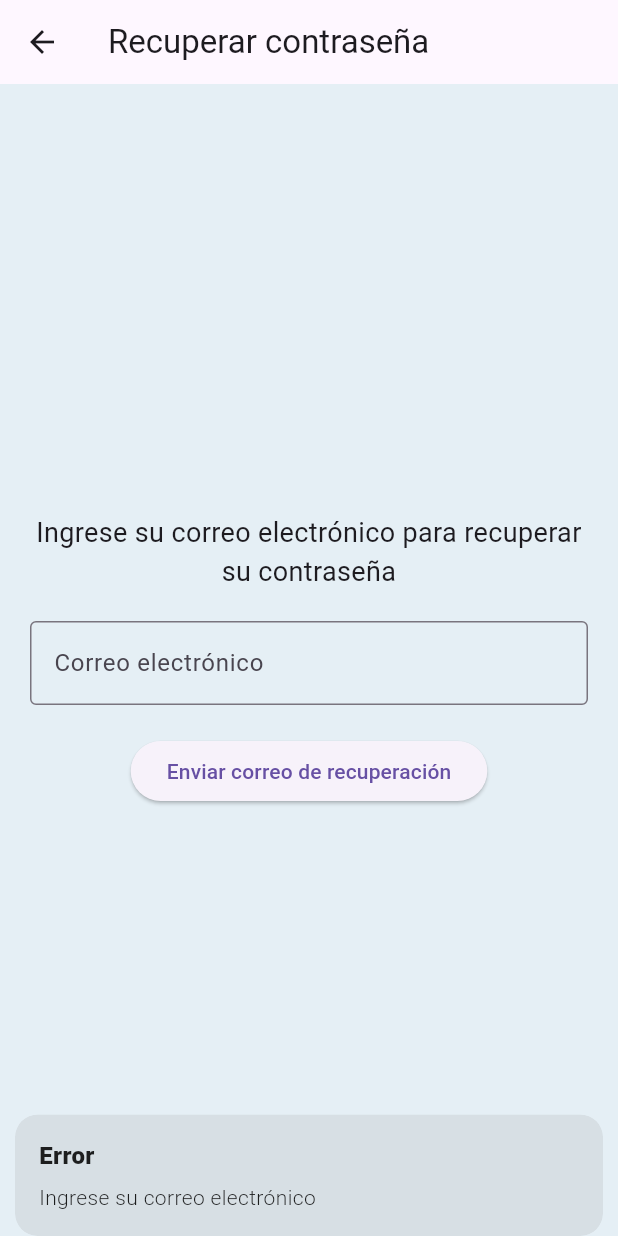
After one commit to borjafernandez35/ea_g2_proyecto_fronted, a Flutter app: the PasswordRecoveryScreen screen opened directly, after a tap on "Enviar correo de recuperación", on a phone screen of 412 x 824 dp. The commit adds this screen. Run offline on Flutter 3.47's test engine with Material 3 defaults, Android fonts, the phone set to English and light mode, and no system bars; our stand-ins replace dio, flutter_map, flutter_rating_bar, geolocator, get, get_storage and 7 more; missing offline and left inert: dart:html; accounts and stored records are empty.

Commit message:
Sistema para recuperar la contraseña

```diff
--- a/lib/Screens/login_screen.dart
+++ b/lib/Screens/login_screen.dart
@@ -143,7 +143,7 @@ class _LoginScreen extends State<LoginScreen> {
                             const SizedBox(height: 20),
                             GestureDetector(
                               onTap: () {
-                                // Aquí puedes agregar la acción para olvidar la contraseña
+                                Get.toNamed('/password_recovery');
                               },
                               child: const Text(
                                 'Forgot password?',
--- /dev/null
+++ b/lib/Screens/password_recovery_screen.dart
@@ -0,0 +1,83 @@
+import 'package:flutter/material.dart';
+import 'package:spotfinder/Services/UserService.dart';
+import 'package:get/get.dart';
+
+class PasswordRecoveryScreen extends StatefulWidget {
+  const PasswordRecoveryScreen({super.key});
+
+  @override
+  _PasswordRecoveryScreen createState() => _PasswordRecoveryScreen();
+}
+
+class _PasswordRecoveryScreen extends State<PasswordRecoveryScreen> {
+  final TextEditingController emailController = TextEditingController();
+  final UserService userService = UserService();
+
+  void _recoverPassword() {
+    final email = emailController.text;
+    if (email.isEmpty) {
+      Get.snackbar(
+        'Error',
+        'Ingrese su correo electrónico',
+        snackPosition: SnackPosition.BOTTOM,
+      );
+    } else if (!GetUtils.isEmail(email)) {
+      Get.snackbar(
+        'Error',
+        'Correo electrónico no válido',
+        snackPosition: SnackPosition.BOTTOM,
+      );
+    } else {
+      userService.recoverPassword(email).then((_) {
+        Get.snackbar(
+          'Success',
+          'Correo de recuperación enviado',
+          snackPosition: SnackPosition.BOTTOM,
+        );
+      }).catchError((error) {
+        Get.snackbar(
+          'Error',
+          'No se pudo enviar el correo de recuperación',
+          snackPosition: SnackPosition.BOTTOM,
+        );
+        print('Error al enviar correo de recuperación: $error');
+      });
+    }
+  }
+
+  @override
+  Widget build(BuildContext context) {
+    return Scaffold(
+      appBar: AppBar(
+        title: const Text('Recuperar contraseña'),
+      ),
+      body: Padding(
+        padding: const EdgeInsets.all(20.0),
+        child: Column(
+          mainAxisAlignment: MainAxisAlignment.center,
+          children: [
+            const Text(
+              'Ingrese su correo electrónico para recuperar su contraseña',
+              style: TextStyle(fontSize: 18),
+              textAlign: TextAlign.center,
+            ),
+            const SizedBox(height: 20),
+            TextField(
+              controller: emailController,
+              decoration: const InputDecoration(
+                labelText: 'Correo electrónico',
+                border: OutlineInputBorder(),
+              ),
+              keyboardType: TextInputType.emailAddress,
+            ),
+            const SizedBox(height: 20),
+            ElevatedButton(
+              onPressed: _recoverPassword,
+              child: const Text('Enviar correo de recuperación'),
+            ),
+          ],
+        ),
+      ),
+    );
+  }
+}
```
Also changed, not shown: lib/Services/UserService.dart (+26 -94 lines).
